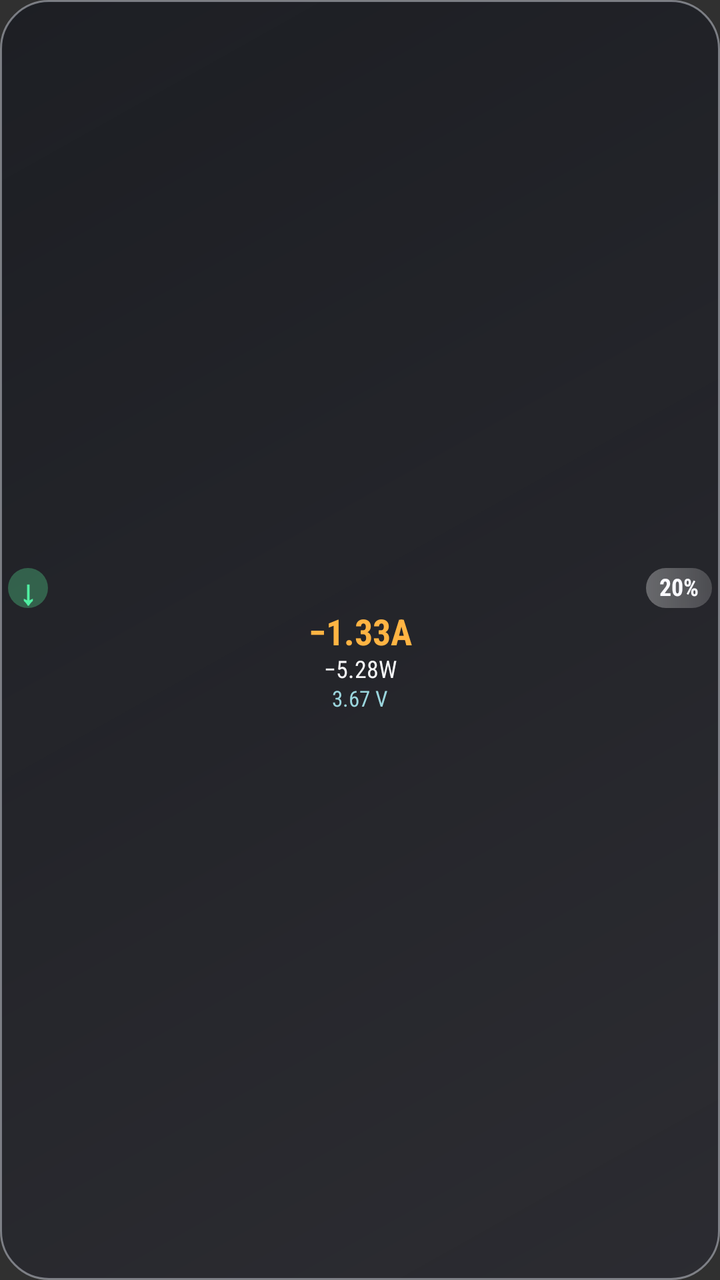
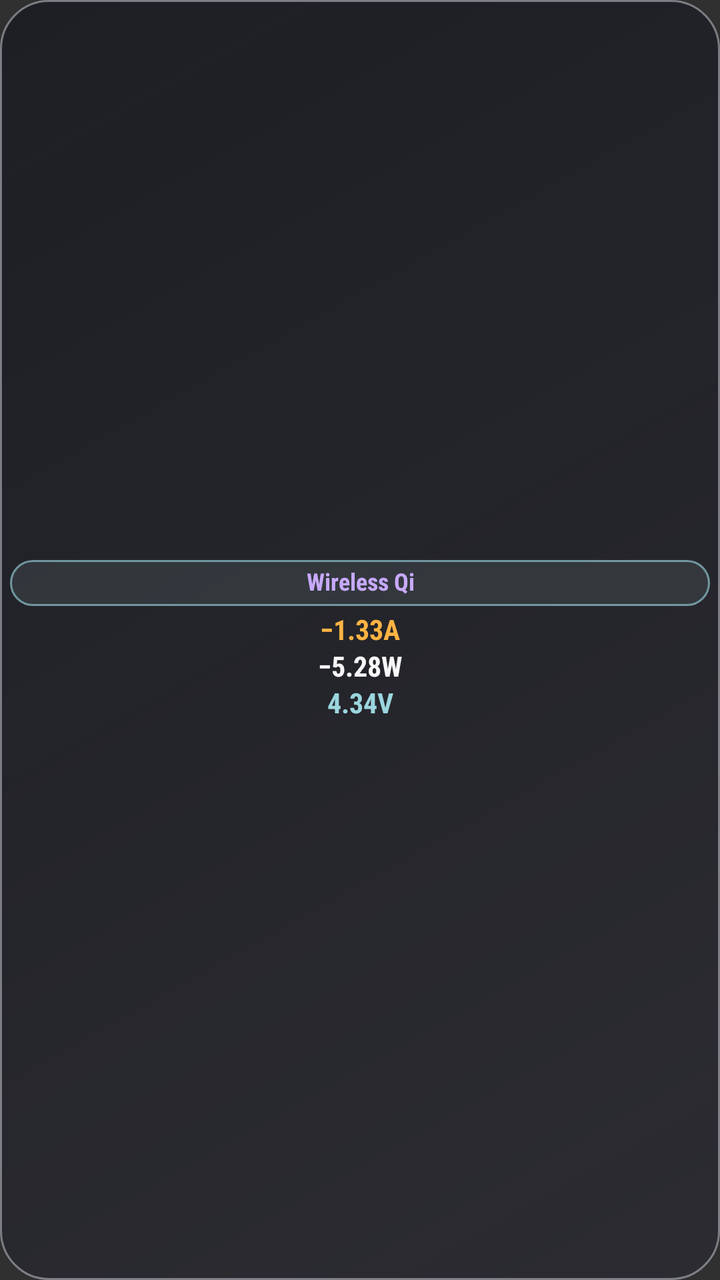

Before-and-after screenshots of an Android layout around one commit, followed by the original layout XML and the change that was made.
<!-- AndroidManifest.xml: application theme android:Theme.Material.NoActionBar -->
<!-- res/layout/widget_dark.xml -->
<?xml version="1.0" encoding="utf-8"?>
<LinearLayout xmlns:android="http://schemas.android.com/apk/res/android"
    android:id="@+id/widget_root"
    android:layout_width="match_parent"
    android:layout_height="match_parent"
    android:orientation="vertical"
    android:gravity="center"
    android:background="@drawable/widget_bg_dark"
    android:paddingStart="4dp"
    android:paddingEnd="4dp"
    android:paddingTop="4dp"
    android:paddingBottom="4dp">

    
    <LinearLayout
        android:layout_width="match_parent"
        android:layout_height="wrap_content"
        android:orientation="horizontal"
        android:gravity="center_vertical"
        android:paddingBottom="2dp">

        <TextView
            android:id="@+id/widget_status"
            android:layout_width="20dp"
            android:layout_height="20dp"
            android:background="@drawable/widget_status_circle"
            android:gravity="center"
            android:text="↓"
            android:textSize="17sp"
            android:textStyle="bold"
            android:textColor="#50F0A2"
            android:includeFontPadding="false"/>

        <TextView
            android:layout_width="0dp"
            android:layout_weight="1"
            android:layout_height="1dp"/>

        <TextView
            android:id="@+id/widget_level"
            android:layout_width="wrap_content"
            android:layout_height="20dp"
            android:minWidth="33dp"
            android:gravity="center"
            android:background="@drawable/widget_chip_dark"
            android:paddingStart="4dp"
            android:paddingEnd="4dp"
            android:text="20%"
            android:textColor="#FAFAFF"
            android:fontFamily="sans-serif-condensed"
            android:textStyle="bold"
            android:textSize="12sp"
            android:includeFontPadding="false"/>
    </LinearLayout>

    
    <TextView
        android:id="@+id/widget_value"
        android:layout_width="match_parent"
        android:layout_height="wrap_content"
        android:minHeight="20dp"
        android:gravity="center"
        android:text="−1.33A"
        android:textColor="#FFB443"
        android:fontFamily="sans-serif-condensed"
        android:textStyle="bold"
        android:textSize="18sp"
        android:includeFontPadding="false"
        android:singleLine="true"
        android:ellipsize="end"
        android:autoSizeTextType="uniform"
        android:autoSizeMinTextSize="10sp"
        android:autoSizeMaxTextSize="18sp"
        android:autoSizeStepGranularity="1sp"/>

    <TextView
        android:id="@+id/widget_sub"
        android:layout_width="match_parent"
        android:layout_height="wrap_content"
        android:gravity="center"
        android:layout_marginTop="1dp"
        android:text="−5.28W"
        android:textColor="#F7F7F9"
        android:fontFamily="sans-serif-condensed"
        android:textSize="12sp"
        android:includeFontPadding="false"
        android:singleLine="true"
        android:ellipsize="end"
        android:autoSizeTextType="uniform"
        android:autoSizeMinTextSize="8sp"
        android:autoSizeMaxTextSize="12sp"
        android:autoSizeStepGranularity="1sp"/>

    <TextView
        android:id="@+id/widget_voltage"
        android:layout_width="match_parent"
        android:layout_height="wrap_content"
        android:gravity="center"
        android:layout_marginTop="1dp"
        android:text="3.67 V"
        android:textColor="#9BD6DE"
        android:fontFamily="sans-serif-condensed"
        android:textSize="11sp"
        android:includeFontPadding="false"
        android:singleLine="true"
        android:ellipsize="end"/>
</LinearLayout>
<!-- resources referenced by this layout -->
<resources>
  <!-- drawable widget_bg_dark (drawable) -->
  <?xml version="1.0" encoding="utf-8"?>
  <shape xmlns:android="http://schemas.android.com/apk/res/android" android:shape="rectangle">
      
      <gradient android:startColor="#E62B2B31" android:endColor="#D8191B21" android:angle="135" />
      <stroke android:width="1dp" android:color="#72E0E5F0" />
      <corners android:radius="24dp" />
  </shape>
  <!-- drawable widget_chip_dark (drawable) -->
  <?xml version="1.0" encoding="utf-8"?>
  <shape xmlns:android="http://schemas.android.com/apk/res/android" android:shape="rectangle">
      <gradient android:startColor="#4EFFFFFF" android:endColor="#2DFFFFFF" android:angle="0" />
      <corners android:radius="24dp" />
  </shape>
  <!-- drawable widget_status_circle (drawable) -->
  <?xml version="1.0" encoding="utf-8"?>
  <shape xmlns:android="http://schemas.android.com/apk/res/android" android:shape="oval">
      <solid android:color="#4D5BF19C" />
  </shape>
</resources>

<!-- the commit's change to res/layout/widget_dark.xml (unified diff, before → after) -->
@@ -6,102 +6,87 @@
     android:orientation="vertical"
     android:gravity="center"
     android:background="@drawable/widget_bg_dark"
-    android:paddingStart="4dp"
-    android:paddingEnd="4dp"
-    android:paddingTop="4dp"
-    android:paddingBottom="4dp">
+    android:paddingStart="5dp"
+    android:paddingEnd="5dp"
+    android:paddingTop="5dp"
+    android:paddingBottom="5dp">
 
     
-    <LinearLayout
+    <TextView
+        android:id="@+id/widget_status"
         android:layout_width="match_parent"
-        android:layout_height="wrap_content"
-        android:orientation="horizontal"
-        android:gravity="center_vertical"
-        android:paddingBottom="2dp">
+        android:layout_height="23dp"
+        android:gravity="center"
+        android:background="@drawable/widget_source_badge_dark"
+        android:text="Wireless Qi"
+        android:textColor="#C7A9FC"
+        android:fontFamily="sans-serif-condensed"
+        android:textStyle="bold"
+        android:textSize="12sp"
+        android:paddingStart="5dp"
+        android:paddingEnd="5dp"
+        android:includeFontPadding="false"
+        android:singleLine="true"
+        android:ellipsize="end"
+        android:autoSizeTextType="uniform"
+        android:autoSizeMinTextSize="9sp"
+        android:autoSizeMaxTextSize="12sp"
+        android:autoSizeStepGranularity="1sp"/>
 
-        <TextView
-            android:id="@+id/widget_status"
-            android:layout_width="20dp"
-            android:layout_height="20dp"
-            android:background="@drawable/widget_status_circle"
-            android:gravity="center"
-            android:text="↓"
-            android:textSize="17sp"
-            android:textStyle="bold"
-            android:textColor="#50F0A2"
-            android:includeFontPadding="false"/>
-
-        <TextView
-            android:layout_width="0dp"
-            android:layout_weight="1"
-            android:layout_height="1dp"/>
-
-        <TextView
-            android:id="@+id/widget_level"
-            android:layout_width="wrap_content"
-            android:layout_height="20dp"
-            android:minWidth="33dp"
-            android:gravity="center"
-            android:background="@drawable/widget_chip_dark"
-            android:paddingStart="4dp"
-            android:paddingEnd="4dp"
-            android:text="20%"
-            android:textColor="#FAFAFF"
-            android:fontFamily="sans-serif-condensed"
-            android:textStyle="bold"
-            android:textSize="12sp"
-            android:includeFontPadding="false"/>
-    </LinearLayout>
-
-    
     <TextView
         android:id="@+id/widget_value"
         android:layout_width="match_parent"
         android:layout_height="wrap_content"
-        android:minHeight="20dp"
+        android:layout_marginTop="4dp"
         android:gravity="center"
         android:text="−1.33A"
         android:textColor="#FFB443"
         android:fontFamily="sans-serif-condensed"
         android:textStyle="bold"
-        android:textSize="18sp"
+        android:textSize="14sp"
         android:includeFontPadding="false"
         android:singleLine="true"
         android:ellipsize="end"
         android:autoSizeTextType="uniform"
         android:autoSizeMinTextSize="10sp"
-        android:autoSizeMaxTextSize="18sp"
+        android:autoSizeMaxTextSize="14sp"
         android:autoSizeStepGranularity="1sp"/>
 
     <TextView
         android:id="@+id/widget_sub"
         android:layout_width="match_parent"
         android:layout_height="wrap_content"
+        android:layout_marginTop="2dp"
         android:gravity="center"
-        android:layout_marginTop="1dp"
         android:text="−5.28W"
         android:textColor="#F7F7F9"
         android:fontFamily="sans-serif-condensed"
-        android:textSize="12sp"
+        android:textStyle="bold"
+        android:textSize="14sp"
         android:includeFontPadding="false"
         android:singleLine="true"
         android:ellipsize="end"
         android:autoSizeTextType="uniform"
-        android:autoSizeMinTextSize="8sp"
-        android:autoSizeMaxTextSize="12sp"
+        android:autoSizeMinTextSize="10sp"
+        android:autoSizeMaxTextSize="14sp"
         android:autoSizeStepGranularity="1sp"/>
 
     <TextView
         android:id="@+id/widget_voltage"
         android:layout_width="match_parent"
         android:layout_height="wrap_content"
+        android:layout_marginTop="2dp"
         android:gravity="center"
-        android:layout_marginTop="1dp"
-        android:text="3.67 V"
+        android:text="4.34V"
         android:textColor="#9BD6DE"
         android:fontFamily="sans-serif-condensed"
-        android:textSize="11sp"
+        android:textStyle="bold"
+        android:textSize="14sp"
         android:includeFontPadding="false"
         android:singleLine="true"
-        android:ellipsize="end"/>
+        android:ellipsize="end"
+        android:autoSizeTextType="uniform"
+        android:autoSizeMinTextSize="10sp"
+        android:autoSizeMaxTextSize="14sp"
+        android:autoSizeStepGranularity="1sp"/>
 </LinearLayout>
<!-- resource entries referenced after the edit -->
@@ -8,16 +8,12 @@
       <stroke android:width="1dp" android:color="#72E0E5F0" />
       <corners android:radius="24dp" />
   </shape>
-  <!-- drawable widget_chip_dark (drawable) -->
+  <!-- drawable widget_source_badge_dark (drawable) -->
   <?xml version="1.0" encoding="utf-8"?>
   <shape xmlns:android="http://schemas.android.com/apk/res/android" android:shape="rectangle">
-      <gradient android:startColor="#4EFFFFFF" android:endColor="#2DFFFFFF" android:angle="0" />
-      <corners android:radius="24dp" />
-  </shape>
-  <!-- drawable widget_status_circle (drawable) -->
-  <?xml version="1.0" encoding="utf-8"?>
-  <shape xmlns:android="http://schemas.android.com/apk/res/android" android:shape="oval">
-      <solid android:color="#4D5BF19C" />
+      <solid android:color="#634B565B" />
+      <stroke android:width="1dp" android:color="#9E9DD9E5" />
+      <corners android:radius="16dp" />
   </shape>
 </resources>
 
